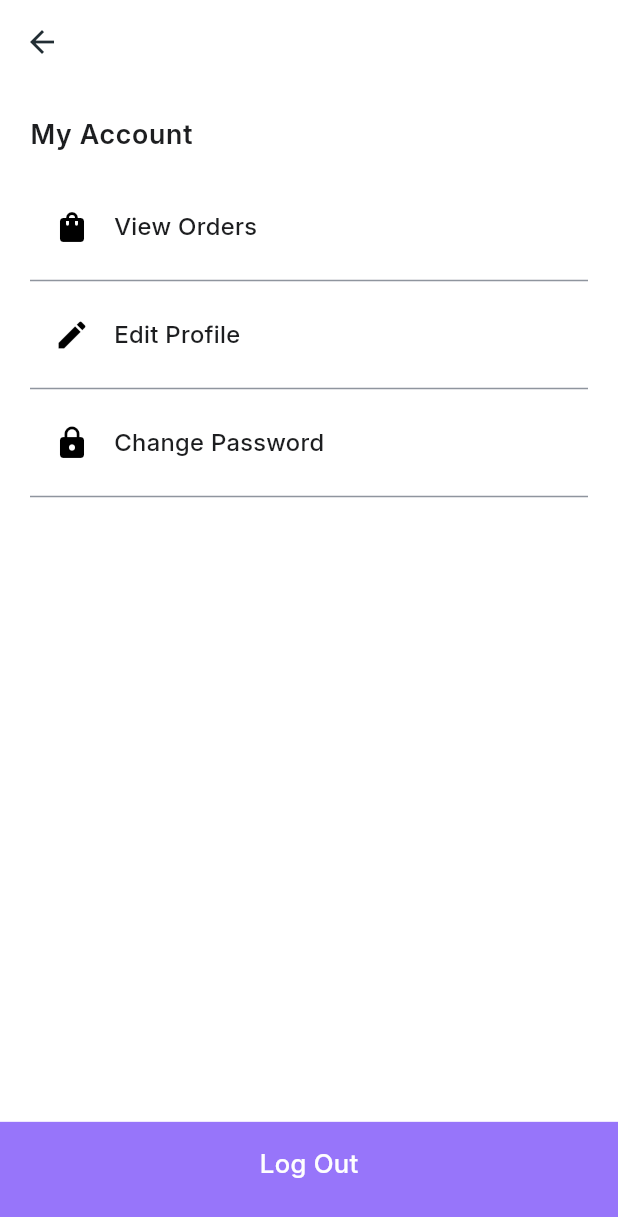
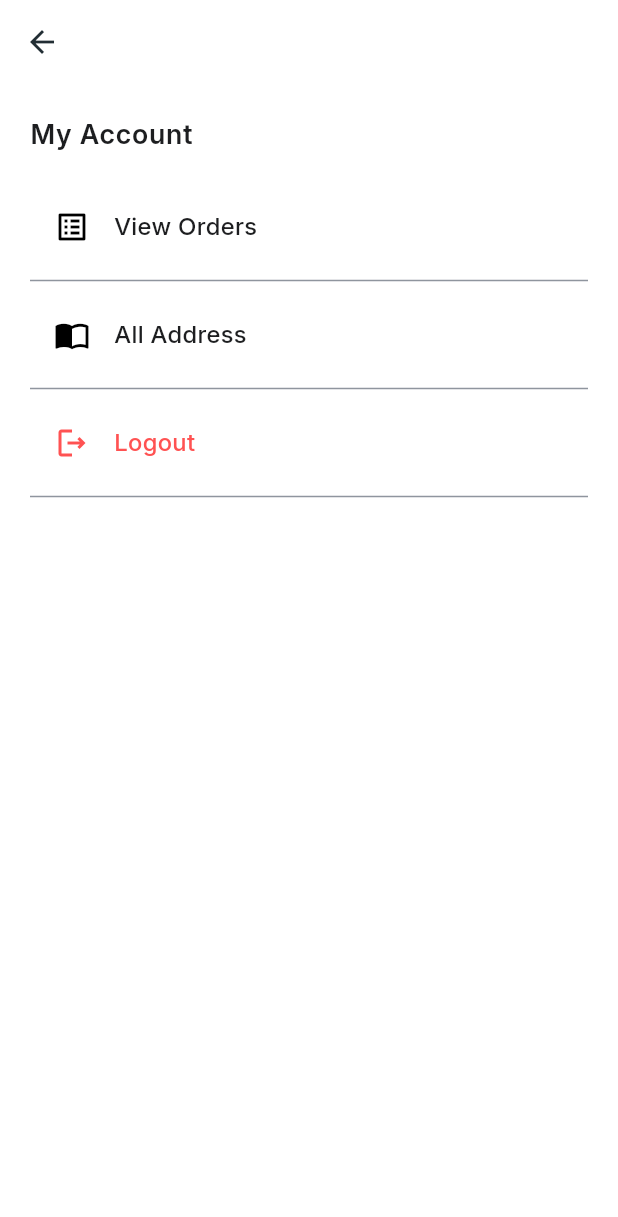
Before and after one commit to jasimrazi/E-CommerceApp, a Flutter app: the ProfilePage screen opened directly, on a phone screen of 412 x 824 dp. Shown: the top 1217 px of the screen. Run offline on Flutter 3.47's test engine with Material 3 defaults, Android fonts, the light colour scheme and no system bars; our stand-ins replace flutter_screenutil, flutter_spinkit, readmore, shared_preferences, shimmer, skeletonizer and 1 more; accounts and stored records are empty.

Commit message:
Update profile page

```diff
--- a/lib/views/home/profile_page.dart
+++ b/lib/views/home/profile_page.dart
@@ -1,4 +1,5 @@
 import 'package:aami/viewmodels/auth_provider.dart';
+import 'package:aami/views/address/alladdress_page.dart';
 import 'package:aami/views/auth/login_page.dart';
 import 'package:aami/views/home/orders_page.dart';
 import 'package:aami/widgets/bottomnavbutton.dart';
@@ -33,7 +34,7 @@ class ProfilePage extends StatelessWidget {
             ),
             const SizedBox(height: 20),
             ListTile(
-              leading: const Icon(Icons.shopping_bag),
+              leading: const Icon(Icons.list_alt_outlined),
               title: Text(
                 'View Orders',
                 style: Theme.of(context).textTheme.bodyMedium,
@@ -49,31 +50,33 @@ class ProfilePage extends StatelessWidget {
               color: Theme.of(context).colorScheme.secondary,
             ),
             ListTile(
-              leading: const Icon(Icons.edit),
+              leading: const Icon(Icons.import_contacts_outlined),
               title: Text(
-                'Edit Profile',
+                'All Address',
                 style: Theme.of(context).textTheme.bodyMedium,
               ),
-              onTap: () {},
+              onTap: () {
+                Navigator.push(
+                  context,
+                  MaterialPageRoute(builder: (context) => AllAddresses()),
+                );
+              },
             ),
             Divider(
               color: Theme.of(context).colorScheme.secondary,
             ),
             ListTile(
-              leading: const Icon(Icons.lock),
+              leading: const Icon(
+                Icons.logout_outlined,
+                color: Colors.redAccent,
+              ),
               title: Text(
-                'Change Password',
-                style: Theme.of(context).textTheme.bodyMedium,
+                'Logout',
+                style: Theme.of(context)
+                    .textTheme
+                    .bodyMedium!
+                    .copyWith(color: Colors.redAccent),
               ),
-              onTap: () {},
-            ),
-            Divider(
-              color: Theme.of(context).colorScheme.secondary,
-            ),
-          ],
-        ),
-      ),
-      bottomNavigationBar: CustomBottomNavButton(
               onTap: () async {
                 try {
                   await authProvider.logout();
@@ -90,7 +93,12 @@ class ProfilePage extends StatelessWidget {
                   );
                 }
               },
-        title: 'Log Out',
+            ),
+            Divider(
+              color: Theme.of(context).colorScheme.secondary,
+            ),
+          ],
+        ),
       ),
     );
   }
```
Lines whose indentation alone changed are shown as unchanged.
